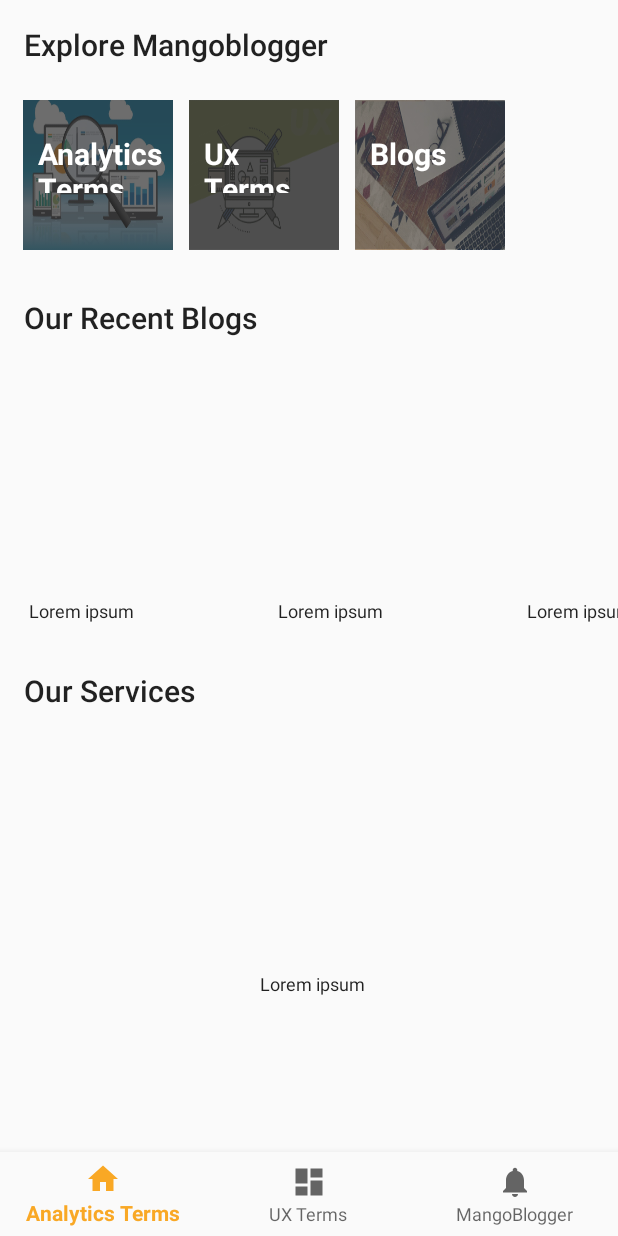
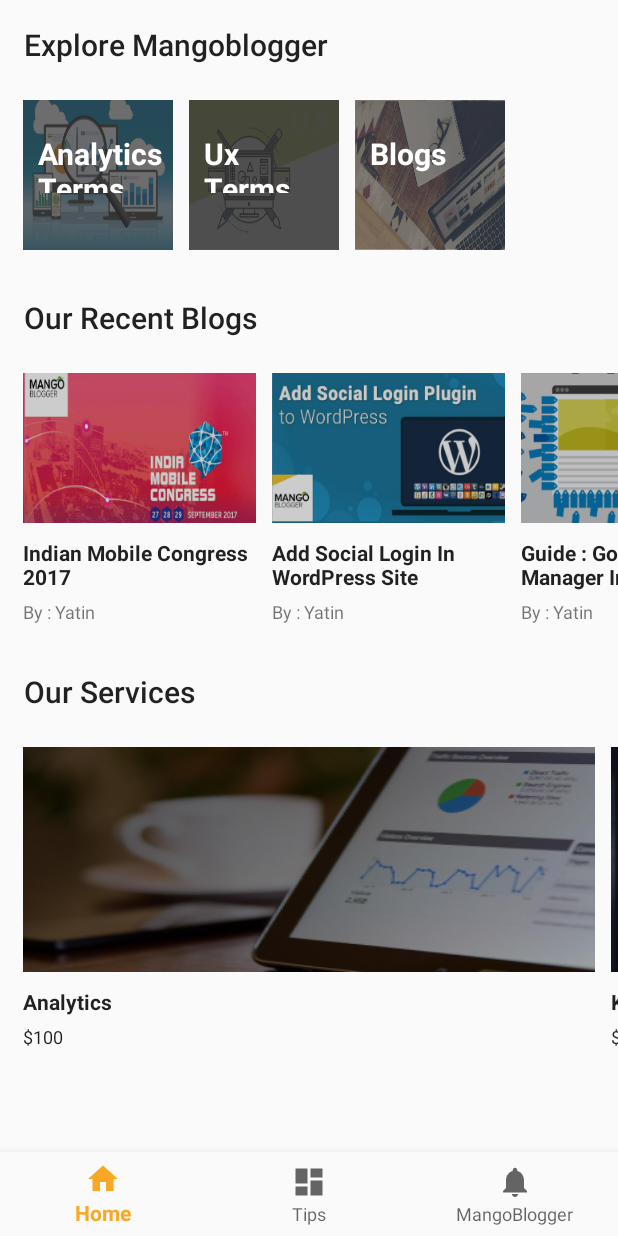
Before and after one commit to surengunturu/MangoBloggerAndroidApp, an Android app: the screen it shows after launch (HomeActivity), on a phone screen of 412 x 824 dp. Run offline under Robolectric (Android 15) with nearby library versions, the phone set to English and light mode, and no system bars; libraries missing offline, so code that uses them is left out: com.firebase.client; 1 statement that could not run was skipped.

Commit message:
layout final, OnClick event remains

```diff
--- a/app/src/main/java/com/mangoblogger/app/activity/HomeActivity.java
+++ b/app/src/main/java/com/mangoblogger/app/activity/HomeActivity.java
@@ -104,15 +104,15 @@ public class HomeActivity extends AppCompatActivity  {
         blogs.add(new HomeItem("Indian Mobile Congress 2017",
                 "https://www.mangoblogger.com/blog/highlights-of-india-mobile-congress-2017/",
                 "By : Yatin", R.mipmap.recent_blog_one_cover));
+        blogs.add(new HomeItem("Add Social Login In WordPress Site",
+                "https://www.mangoblogger.com/blog/wordpress-plugin-installation/",
+                "By : Yatin", R.mipmap.recent_blog_two_cover));
         blogs.add(new HomeItem("Guide : Google Tag Manager Installation",
                 "https://www.mangoblogger.com/blog/google-tag-manager-installation-website/",
-                "By : Yatin", R.mipmap.recent_blog_two_cover));
+                "By : Yatin", R.mipmap.recent_blog_three_cover));
         blogs.add(new HomeItem("What is Google Analytics",
                 "https://www.mangoblogger.com/blog/what-is-google-analytics/",
-                "By : Siddhant", R.mipmap.recent_blog_three_cover));
-        blogs.add(new HomeItem("Add Social Login In WordPress Site",
-                "https://www.mangoblogger.com/blog/wordpress-plugin-installation/",
-                "By : Yatin", R.mipmap.recent_blog_four_cover));
+                "By : Siddhant", R.mipmap.recent_blog_four_cover));
         blogs.add(new HomeItem("All About Pixel Tracking",
                 "https://www.mangoblogger.com/blog/all-about-tracking-pixel/",
                 "By : Mangoblogger", R.mipmap.recent_blog_five_cover));
--- a/app/src/main/java/com/mangoblogger/app/adapter/HomeBaseAdapter.java
+++ b/app/src/main/java/com/mangoblogger/app/adapter/HomeBaseAdapter.java
@@ -51,11 +51,11 @@ public class HomeBaseAdapter extends RecyclerView.Adapter<HomeBaseAdapter.ViewHo
 //        holder.imageView.setImageResource(item.getDrawable());
         holder.parentCardView.setBackgroundResource(item.getDrawable());
         holder.titleText.setText(item.getName());
-        /*if(mCardSize == HomeItemAdapter.CARD_SIZE_MEDIUM
+        if(mCardSize == HomeItemAdapter.CARD_SIZE_MEDIUM
                 || mCardSize == HomeItemAdapter.CARD_SIZE_PAGER) {
             holder.titleText.setText(item.getName());
             holder.subtitleText.setText(item.getExtra());
-        }*/
+        }
 //        holder.ratingTextView.setText(String.valueOf(item.getRating()));
 
     }
--- a/app/src/main/java/com/mangoblogger/app/model/HomeItem.java
+++ b/app/src/main/java/com/mangoblogger/app/model/HomeItem.java
@@ -16,9 +16,10 @@ public class HomeItem {
     }
 
     public HomeItem(String name,  String url, String author, int drawable) {
-        new HomeItem(name, drawable);
         mExtra = author;
         mUrl = url;
+        mName = name;
+        mDrawable = drawable;
     }
 
 
--- a/app/src/main/res/layout/activity_home.xml
+++ b/app/src/main/res/layout/activity_home.xml
@@ -8,6 +8,7 @@
     <android.support.v4.widget.NestedScrollView
         android:layout_width="match_parent"
         android:layout_height="match_parent"
+        android:layout_marginBottom="60dp"
         app:layout_behavior="@string/appbar_scrolling_view_behavior">
 
 
@@ -22,7 +23,6 @@
         android:layout_width="match_parent"
         android:layout_height="wrap_content"
         android:layout_gravity="bottom"
-        android:layout_marginTop="160dp"
         android:background="?android:attr/windowBackground"
         app:menu="@menu/navigation" />
 </android.support.design.widget.CoordinatorLayout>
--- a/app/src/main/res/layout/item_card_medium.xml
+++ b/app/src/main/res/layout/item_card_medium.xml
@@ -13,9 +13,7 @@
         <TextView
             android:id="@+id/title"
             android:layout_width="wrap_content"
-            android:layout_height="40dp"
-            android:layout_marginLeft="4dp"
-            android:layout_marginStart="4dp"
+            android:layout_height="wrap_content"
             android:layout_marginTop="10dp"
             android:textSize="14sp"
             android:textStyle="bold"
@@ -23,15 +21,11 @@
             android:text="Lorem Ipsum dolor sit amet"
             android:textAppearance="@style/TextAppearance.AppCompat.Body1" />
         <TextView
-             android:id="@+id/sub_title"
-             android:layout_width="wrap_content"
-             android:layout_height="wrap_content"
-             android:layout_marginLeft="4dp"
-             android:layout_marginStart="4dp"
-             android:drawablePadding="2dp"
-             android:gravity="center"
-             android:text="Lorem ipsum"
-             android:textAppearance="@style/TextAppearance.AppCompat.Body1"
-             android:textSize="12sp" />
+            android:id="@+id/sub_title"
+            android:layout_width="wrap_content"
+            android:layout_height="wrap_content"
+            android:layout_marginTop="5dp"
+            android:text="Lorem ipsum"
+            android:textSize="12sp" />
 
 </LinearLayout>
--- a/app/src/main/res/layout/item_card_pager.xml
+++ b/app/src/main/res/layout/item_card_pager.xml
@@ -6,16 +6,14 @@
     android:layout_margin="5dp">
     <android.support.v7.widget.CardView
         android:layout_width="match_parent"
-        android:layout_height="100dp"
+        android:layout_height="150dp"
         android:id="@+id/parent_card"
         android:orientation="vertical"/>
 
     <TextView
         android:id="@+id/title"
         android:layout_width="match_parent"
-        android:layout_height="40dp"
-        android:layout_marginLeft="4dp"
-        android:layout_marginStart="4dp"
+        android:layout_height="wrap_content"
         android:layout_marginTop="10dp"
         android:textSize="14sp"
         android:textStyle="bold"
@@ -26,10 +24,7 @@
         android:id="@+id/sub_title"
         android:layout_width="match_parent"
         android:layout_height="wrap_content"
-        android:layout_marginLeft="4dp"
-        android:layout_marginStart="4dp"
-        android:drawablePadding="2dp"
-        android:gravity="center"
+        android:layout_marginTop="5dp"
         android:text="Lorem ipsum"
         android:textAppearance="@style/TextAppearance.AppCompat.Body1"
         android:textSize="12sp" />
--- a/app/src/main/res/menu/navigation.xml
+++ b/app/src/main/res/menu/navigation.xml
@@ -4,12 +4,12 @@
     <item
         android:id="@+id/navigation_home"
         android:icon="@drawable/ic_home_black_24dp"
-        android:title="@string/analytics_terms_title" />
+        android:title="Home" />
 
     <item
         android:id="@+id/navigation_dashboard"
         android:icon="@drawable/ic_dashboard_black_24dp"
-        android:title="@string/ux_terms_title" />
+        android:title="Tips" />
 
     <item
         android:id="@+id/navigation_notifications"
```
